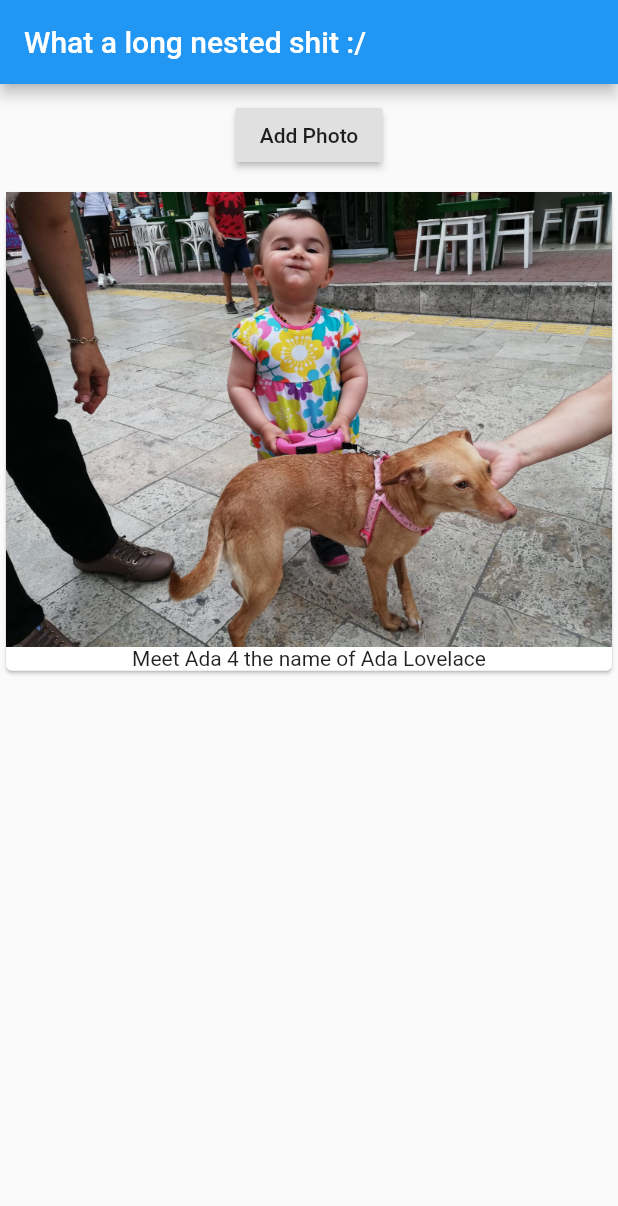
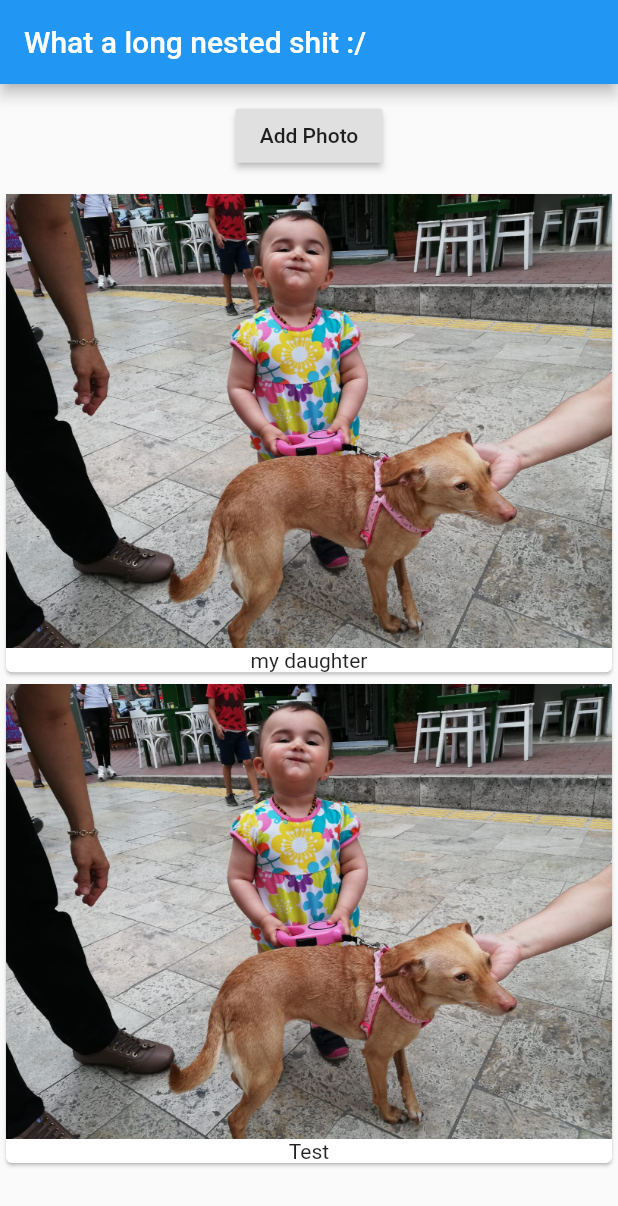
Before and after one commit to caglardursun/FlutterProjects, a Flutter app: the screen it shows after launch, after a tap on "Add Photo", on a phone screen of 412 x 824 dp. Shown: the top 1206 px of the screen. Run offline on Flutter 3.47's test engine with Material 2 defaults, Android fonts, the phone set to English and light mode, and no system bars.

Commit message:
Shitty viewmanager implimentation tryouts

```diff
--- a/hello/lib/main.dart
+++ b/hello/lib/main.dart
@@ -1,4 +1,6 @@
 import "package:flutter/material.dart";
+import 'package:hello/photos_manager.dart';
+
 //Notes :
 // I didn't like the whole class structure in first impression
 
@@ -10,34 +12,18 @@ import "package:flutter/material.dart";
 void main() => runApp(HelloApp());
 
 class HelloApp extends StatelessWidget {
+
+
   @override
-  Widget build(context) {
+  Widget build(BuildContext context) {
     //Core route widget
-    //() means const to create new instance
+    //() means const .to create new instance
     return MaterialApp(
         home: Scaffold(
       appBar: AppBar(
         title: Text("What a long nested shit :/"),
       ),
-      body: Column(
-        children: [
-          Container(
-            margin: EdgeInsets.all(10),
-            child: RaisedButton(
-              onPressed: () {},
-              child: Text("Add Photo"),
-            ),
-          ),
-          Card(
-            child: Column(
-              children: <Widget>[
-                Image.asset("assets/mydaughter.jpg"),
-                Text("Meet Ada 4 the name of Ada Lovelace")
-              ],
-            ),
-          )
-        ],
-      ),
+      body: PhotosManager(),
     ));
   }
 }
--- /dev/null
+++ b/hello/lib/photos.dart
@@ -0,0 +1,28 @@
+import 'package:flutter/material.dart';
+
+class Photos extends StatelessWidget {
+  //final means
+  //The value of _photos never changes
+  //wierd
+  final List<String> _photos;
+
+  Photos(this._photos);
+
+  @override
+  Widget build(BuildContext context) {
+    return Column(
+      children: _photos
+          .map(
+            (element) => Card(
+                  child: Column(
+                    children: <Widget>[
+                      Image.asset("assets/mydaughter.jpg"),
+                      Text(element)
+                    ],
+                  ),
+                ),
+          )
+          .toList(),
+    );
+  }
+}
--- /dev/null
+++ b/hello/lib/photos_manager.dart
@@ -0,0 +1,38 @@
+import "package:flutter/material.dart";
+import './photos.dart';
+
+class PhotosManager extends StatefulWidget
+{
+  @override
+  State<StatefulWidget> createState()
+  {
+    return _PhotosManagerState();
+  }
+}
+
+class _PhotosManagerState extends State<PhotosManager>
+{
+
+  List<String> _photos = ["my daughter"];
+
+  @override
+  Widget build(BuildContext context){
+    return Column(children:  [Container(
+            margin: EdgeInsets.all(10.5),
+            child: RaisedButton(
+              onPressed: () {
+                setState(() {
+                   _photos.add("Test");
+                });
+              },
+              child: Text("Add Photo"),
+            ),
+          ),
+          Photos(_photos)
+          ]
+
+          );
+  }
+
+
+}
```
Also changed, not shown: hello/pubspec.lock.
